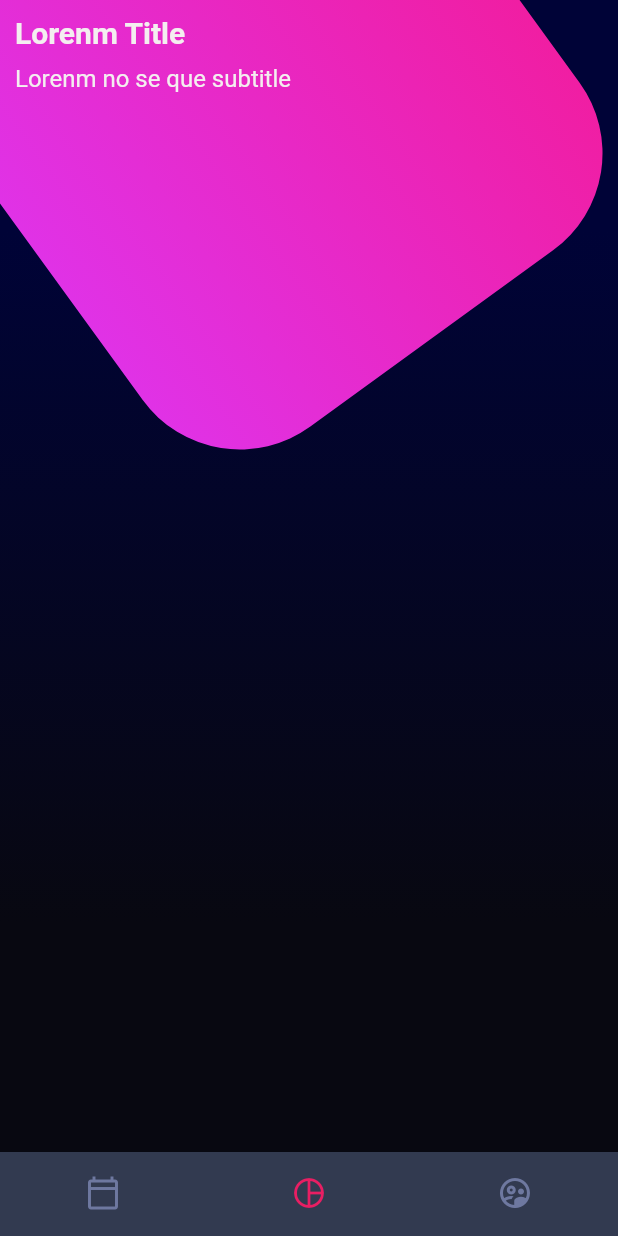
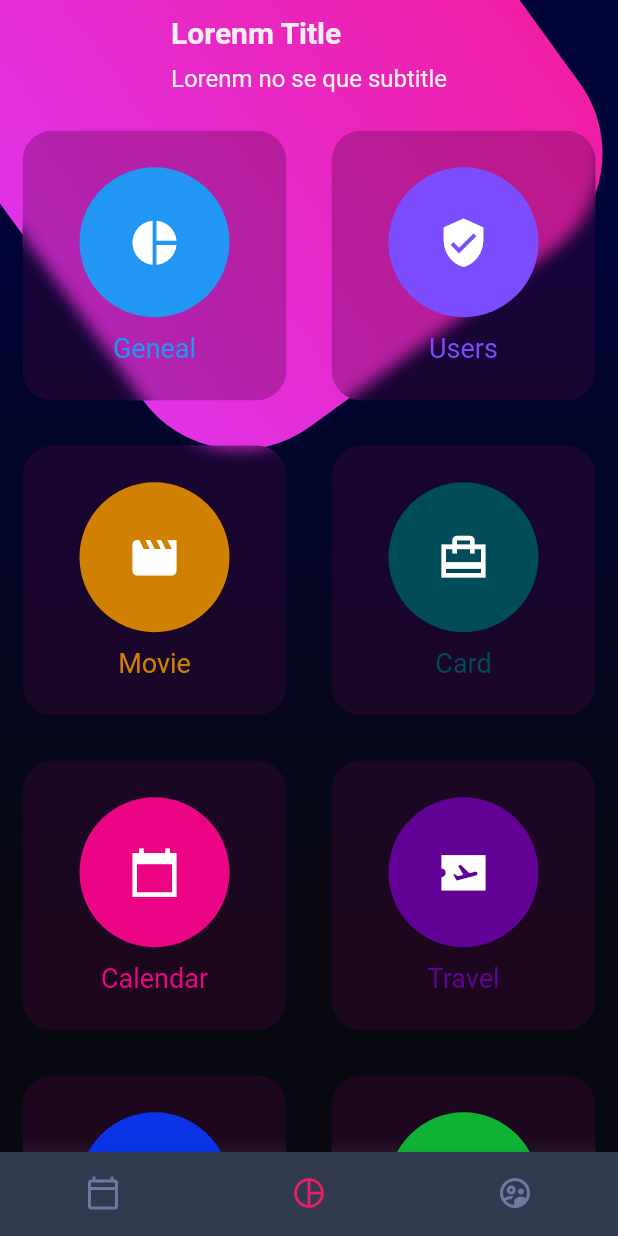
Before and after one commit to edgardoll4/app_yayo, a Flutter app: the screen it shows after launch, on a phone screen of 412 x 824 dp. Run offline on Flutter 3.47's test engine with Material 2 defaults, Android fonts, the phone set to English and light mode, and no system bars.

Commit message:
final Seccion 8

```diff
--- a/lib/main.dart
+++ b/lib/main.dart
@@ -15,6 +15,7 @@ class MyApp extends StatelessWidget {
         .light); // opciones para la bara de estado y notificaciones del telefono
     return MaterialApp(
         debugShowCheckedModeBanner: false,
+        theme: ThemeData.dark(),
         title: 'YaYo App',
         initialRoute: 'homa_screen',
         routes: {
--- a/lib/screens/home_screen.dart
+++ b/lib/screens/home_screen.dart
@@ -1,5 +1,7 @@
+import 'package:flutter/material.dart';
+import 'package:app_yayo/widgets/card_table.dart';
 import 'package:app_yayo/widgets/custom_botton_navigation.dart';
-import 'package:flutter/material.dart';
+
 import 'package:app_yayo/widgets/backround.dart';
 import 'package:app_yayo/widgets/page_title.dart';
 
@@ -31,7 +33,12 @@ class _HomeBody extends StatelessWidget {
   Widget build(BuildContext context) {
     return SingleChildScrollView(
       child: Column(
-        children: [PageTitle()],
+        children: [
+          // Title
+          PageTitle(),
+          // Card table
+          CardTable(),
+        ],
       ),
     );
   }
--- /dev/null
+++ b/lib/widgets/card_table.dart
@@ -0,0 +1,124 @@
+import 'dart:ui';
+
+import 'package:flutter/material.dart';
+
+class CardTable extends StatelessWidget {
+  const CardTable({super.key});
+
+  @override
+  Widget build(BuildContext context) {
+    return Table(
+      children: [
+        TableRow(children: [
+          _SingleCard(
+            tipoIcon: Icons.pie_chart_sharp,
+            textIcon: 'Geneal',
+          ),
+          _SingleCard(
+            tipoIcon: Icons.verified_user_sharp,
+            textIcon: 'Users',
+            colorIcon: Colors.deepPurpleAccent,
+          )
+        ]),
+        TableRow(children: [
+          _SingleCard(
+            tipoIcon: Icons.movie_creation_sharp,
+            colorIcon: Color.fromARGB(255, 209, 129, 2),
+            textIcon: 'Movie',
+          ),
+          _SingleCard(
+            tipoIcon: Icons.card_travel_sharp,
+            textIcon: 'Card',
+            colorIcon: Color.fromARGB(255, 0, 77, 89),
+          )
+        ]),
+        TableRow(children: [
+          _SingleCard(
+            tipoIcon: Icons.calendar_today_sharp,
+            colorIcon: Color.fromARGB(255, 235, 5, 132),
+            textIcon: 'Calendar',
+          ),
+          _SingleCard(
+            tipoIcon: Icons.airplane_ticket_sharp,
+            textIcon: 'Travel',
+            colorIcon: Color.fromARGB(255, 98, 1, 150),
+          )
+        ]),
+        TableRow(children: [
+          _SingleCard(
+            tipoIcon: Icons.computer_sharp,
+            colorIcon: Color.fromARGB(255, 11, 52, 232),
+            textIcon: 'Computer',
+          ),
+          _SingleCard(
+            tipoIcon: Icons.attach_money_sharp,
+            textIcon: 'Money',
+            colorIcon: Color.fromARGB(255, 14, 179, 53),
+          )
+        ]),
+      ],
+    );
+  }
+}
+
+class _SingleCard extends StatelessWidget {
+  final String textIcon;
+  final IconData tipoIcon;
+  final Color colorIcon;
+  const _SingleCard(
+      {super.key,
+      this.textIcon = 'Texto',
+      required this.tipoIcon,
+      this.colorIcon = Colors.blue});
+
+  @override
+  Widget build(BuildContext context) {
+    return _CardBackground(
+        child: Column(
+      mainAxisAlignment: MainAxisAlignment.center,
+      children: [
+        CircleAvatar(
+          backgroundColor: colorIcon,
+          child: Icon(
+            tipoIcon,
+            size: 35,
+            color: Colors.white,
+          ),
+          radius: 50,
+        ),
+        SizedBox(
+          height: 10,
+        ),
+        Text(
+          '$textIcon',
+          style: TextStyle(color: colorIcon, fontSize: 18),
+        )
+      ],
+    ));
+  }
+}
+
+class _CardBackground extends StatelessWidget {
+  final Widget child;
+  const _CardBackground({super.key, required this.child});
+
+  @override
+  Widget build(BuildContext context) {
+    return Container(
+      margin: EdgeInsets.all(15),
+      child: ClipRRect(
+        borderRadius: BorderRadius.circular(20),
+        child: BackdropFilter(
+          filter: ImageFilter.blur(sigmaX: 5, sigmaY: 5),
+          child: Container(
+            height: 180,
+            decoration: BoxDecoration(
+                color: Color.fromARGB(78, 73, 6, 64),
+                borderRadius: BorderRadius.circular(20)),
+            child: this.child,
+          ),
+        ),
+      ),
+    );
+  }
+}
```
